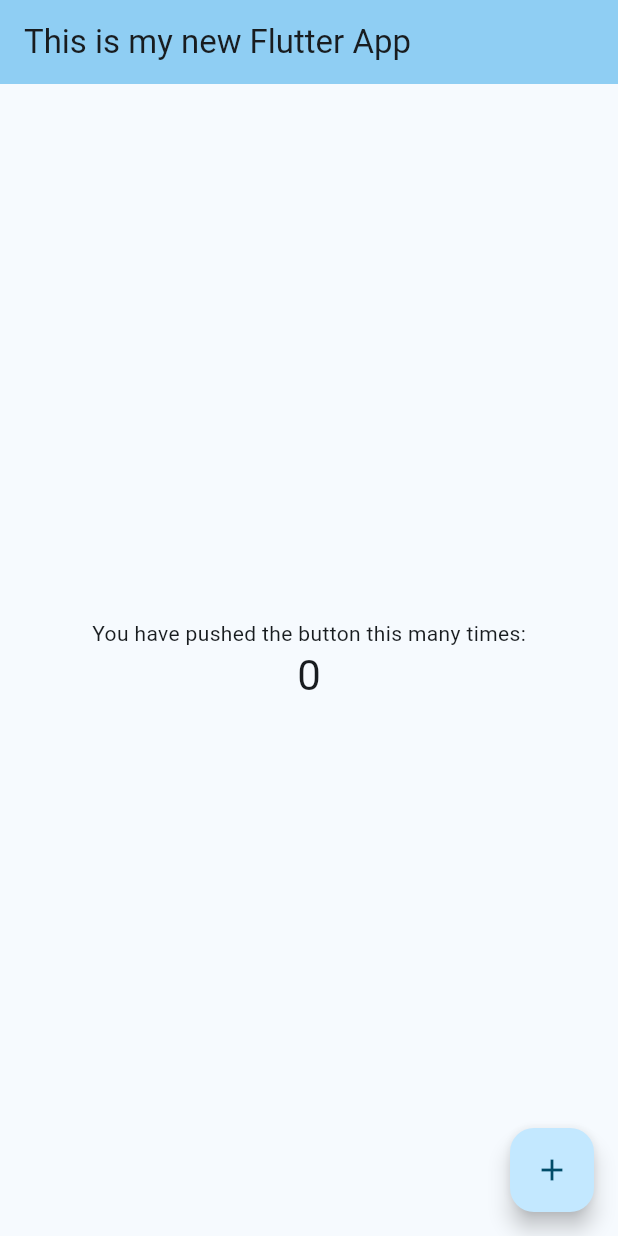
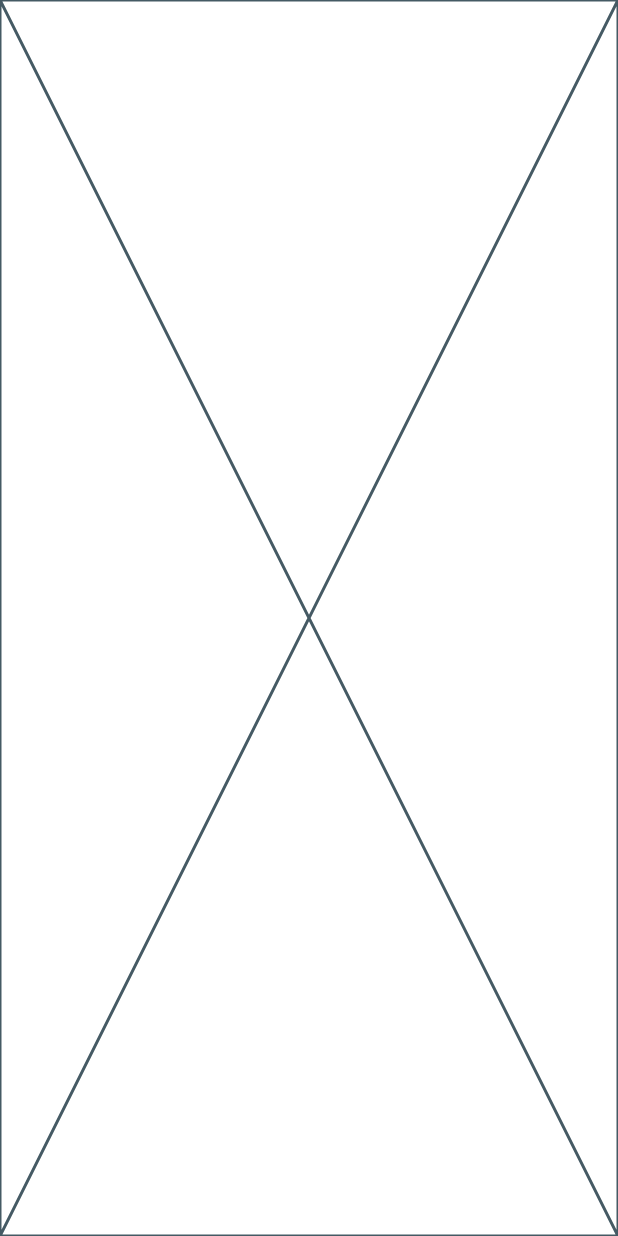
Before and after one commit to justrrio/jagain, a Flutter app: the screen it shows after launch, on a phone screen of 412 x 824 dp. Run offline on Flutter 3.47's test engine with Material 3 defaults, Android fonts, the light colour scheme and no system bars.

Commit message:
Add home.dart

```diff
--- a/lib/main.dart
+++ b/lib/main.dart
@@ -1,8 +1,11 @@
-import 'package:flutter/material.dart'; //
+import 'package:flutter/material.dart';
+import 'package:jagain/pages/home.dart'; // Widget Library
 
 void main() {
   // App entry point
-  runApp(const MyApp());
+  runApp(
+      // Take the scene into runApp function by passing a widget as a parameter
+      const MyApp());
 }
 
 class MyApp extends StatelessWidget {
@@ -11,116 +14,8 @@
   // This widget is the root of your application.
   @override
   Widget build(BuildContext context) {
-    return MaterialApp(
-      title: 'Flutter Demo',
-      theme: ThemeData(
-        // This is the theme of your application.
-        //
-        // TRY THIS: Try running your application with "flutter run". You'll see
-        // the application has a purple toolbar. Then, without quitting the app,
-        // try changing the seedColor in the colorScheme below to Colors.green
-        // and then invoke "hot reload" (save your changes or press the "hot
-        // reload" button in a Flutter-supported IDE, or press "r" if you used
-        // the command line to start the app).
-        //
-        // Notice that the counter didn't reset back to zero; the application
-        // state is not lost during the reload. To reset the state, use hot
-        // restart instead.
-        //
-        // This works for code too, not just values: Most code changes can be
-        // tested with just a hot reload.
-        colorScheme: ColorScheme.fromSeed(seedColor: Colors.lightBlueAccent),
-        useMaterial3: true,
-      ),
-      home: const MyHomePage(title: 'This is my new Flutter App'),
+    return const MaterialApp(
+      home: Home(),
     );
   }
 }
-
-class MyHomePage extends StatefulWidget {
-  const MyHomePage({super.key, required this.title});
-
-  // This widget is the home page of your application. It is stateful, meaning
-  // that it has a State object (defined below) that contains fields that affect
-  // how it looks.
-
-  // This class is the configuration for the state. It holds the values (in this
-  // case the title) provided by the parent (in this case the App widget) and
-  // used by the build method of the State. Fields in a Widget subclass are
-  // always marked "final".
-
-  final String title;
-
-  @override
-  State<MyHomePage> createState() => _MyHomePageState();
-}
-
-class _MyHomePageState extends State<MyHomePage> {
-  int _counter = 0;
-
-  void _incrementCounter() {
-    setState(() {
-      // This call to setState tells the Flutter framework that something has
-      // changed in this State, which causes it to rerun the build method below
-      // so that the display can reflect the updated values. If we changed
-      // _counter without calling setState(), then the build method would not be
-      // called again, and so nothing would appear to happen.
-      _counter++;
-    });
-  }
-
-  @override
-  Widget build(BuildContext context) {
-    // This method is rerun every time setState is called, for instance as done
-    // by the _incrementCounter method above.
-    //
-    // The Flutter framework has been optimized to make rerunning build methods
-    // fast, so that you can just rebuild anything that needs updating rather
-    // than having to individually change instances of widgets.
-    return Scaffold(
-      appBar: AppBar(
-        // TRY THIS: Try changing the color here to a specific color (to
-        // Colors.amber, perhaps?) and trigger a hot reload to see the AppBar
-        // change color while the other colors stay the same.
-        backgroundColor: Theme.of(context).colorScheme.inversePrimary,
-        // Here we take the value from the MyHomePage object that was created by
-        // the App.build method, and use it to set our appbar title.
-        title: Text(widget.title),
-      ),
-      body: Center(
-        // Center is a layout widget. It takes a single child and positions it
-        // in the middle of the parent.
-        child: Column(
-          // Column is also a layout widget. It takes a list of children and
-          // arranges them vertically. By default, it sizes itself to fit its
-          // children horizontally, and tries to be as tall as its parent.
-          //
-          // Column has various properties to control how it sizes itself and
-          // how it positions its children. Here we use mainAxisAlignment to
-          // center the children vertically; the main axis here is the vertical
-          // axis because Columns are vertical (the cross axis would be
-          // horizontal).
-          //
-          // TRY THIS: Invoke "debug painting" (choose the "Toggle Debug Paint"
-          // action in the IDE, or press "p" in the console), to see the
-          // wireframe for each widget.
-          mainAxisAlignment: MainAxisAlignment.center,
-          children: <Widget>[
-            const Text(
-              'You have pushed the button this many times:',
-            ),
-            Text(
-              '$_counter',
-              style: Theme.of(context).textTheme.headlineMedium,
-            ),
-          ],
-        ),
-      ),
-      floatingActionButton: FloatingActionButton(
-        onPressed: _incrementCounter,
-        tooltip: 'Increment',
-        child: const Icon(Icons.add),
-      ), // This trailing comma makes auto-formatting nicer for build methods.
-    );
-  }
-}
--- /dev/null
+++ b/lib/pages/home.dart
@@ -0,0 +1,10 @@
+import 'package:flutter/material.dart'; // Widget Library
+
+class Home extends StatelessWidget {
+  const Home({super.key});
+
+  @override
+  Widget build(BuildContext context) {
+    return const Placeholder();
+  }
+}
```
